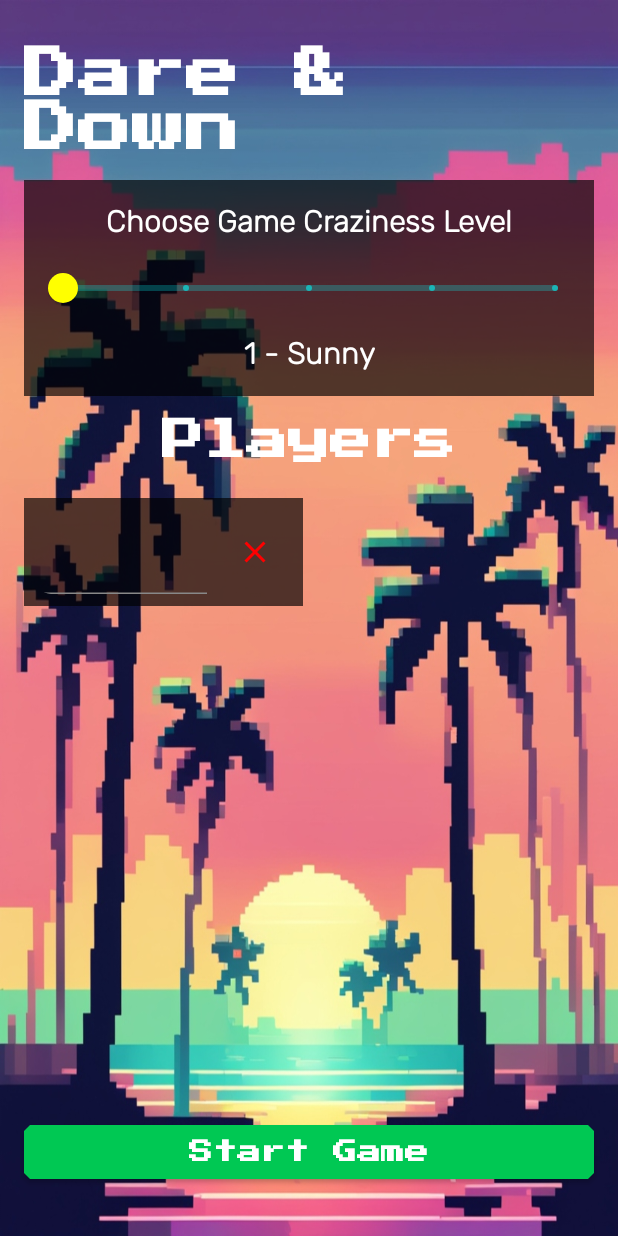
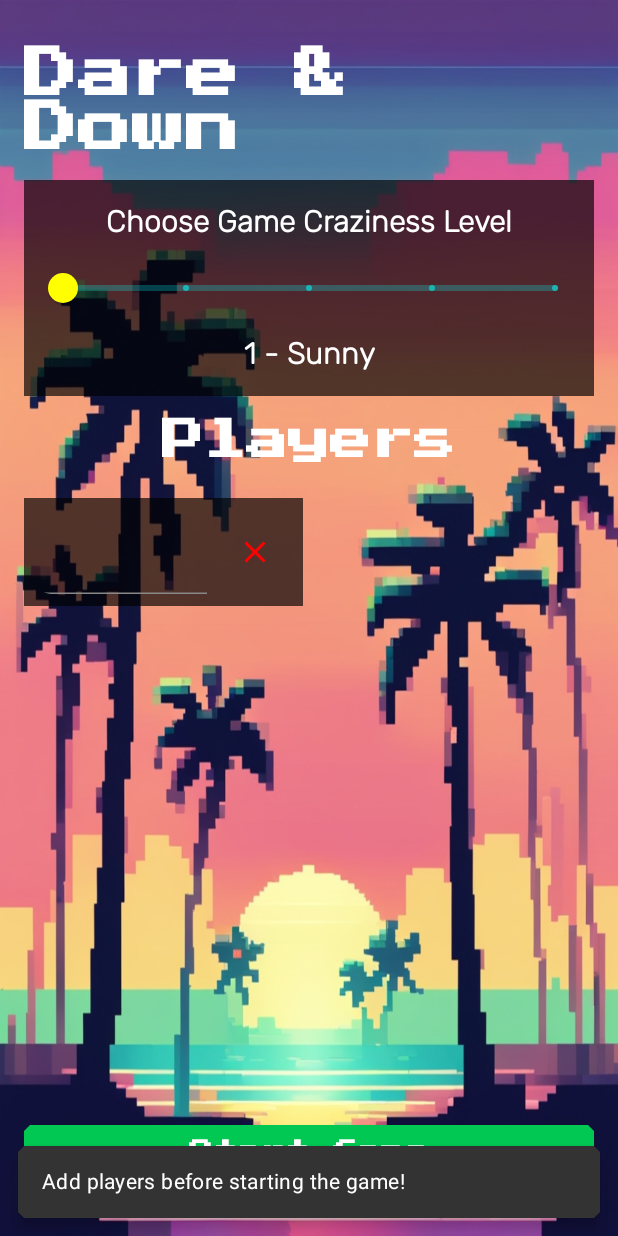
Before and after one commit to robertdraganoiu/DrinkingAcademySpinoff, an Android app built with Jetpack Compose: the screen it shows after launch (MainActivity), after a tap on "Add Player", on a phone screen of 412 x 824 dp. Run offline under Robolectric (Android 15) with nearby library versions, the phone set to English and light mode, and no system bars; our stand-ins replace Dagger/Hilt's generated code; 1 other tap on this screen came first.

Commit message:
Make slider step properly

```diff
--- a/androidApp/src/main/java/com/hack/drinkingacademy/android/MainActivity.kt
+++ b/androidApp/src/main/java/com/hack/drinkingacademy/android/MainActivity.kt
@@ -116,7 +116,7 @@ class MainActivity : ComponentActivity() {
                         }
                         composable(route = "game/{players}/{difficulty}", arguments = listOf(
                             navArgument("players") { type = NavType.StringType },
-                            navArgument("difficulty") { type = NavType.FloatType }
+                            navArgument("difficulty") { type = NavType.IntType }
                         )) {
                             GameScreen(navController = navController)
                         }
--- a/androidApp/src/main/java/com/hack/drinkingacademy/android/game/GameViewModel.kt
+++ b/androidApp/src/main/java/com/hack/drinkingacademy/android/game/GameViewModel.kt
@@ -25,7 +25,7 @@ class GameViewModel @Inject constructor(
 
     init {
         val players: List<String> = savedStateHandle.get<String>("players")?.fromJson() ?: emptyList()
-        val difficulty = savedStateHandle.get<Float>("difficulty")
+        val difficulty = savedStateHandle.get<Int>("difficulty")
 
         when {
             players.isNullOrEmpty() -> {
@@ -44,7 +44,7 @@ class GameViewModel @Inject constructor(
         }
     }
 
-    private fun loadGameCards(players: List<String>, difficulty: Float) {
+    private fun loadGameCards(players: List<String>, difficulty: Int) {
         Log.d("GameViewModel", "$players, $difficulty")
         viewModelScope.launch {
             _gameState.value = GameState.Loading
@@ -52,7 +52,7 @@ class GameViewModel @Inject constructor(
             try {
                 val gameCards = GameCreationUtils.createGameFromCardsAndPlayers(
                     gameDataSource.getRandomCards(
-                        difficulty.toInt(),
+                        difficulty,
                         GameCreationUtils.computeGameSize(players.size)
                     ), players
                 )
--- a/androidApp/src/main/java/com/hack/drinkingacademy/android/player_select/CrazinessLevelSlider.kt
+++ b/androidApp/src/main/java/com/hack/drinkingacademy/android/player_select/CrazinessLevelSlider.kt
@@ -18,9 +18,10 @@ import androidx.compose.ui.text.font.FontWeight
 import androidx.compose.ui.unit.dp
 import androidx.compose.ui.unit.sp
 import com.hack.drinkingacademy.android.R
+import kotlin.math.roundToInt
 
 @Composable
-fun CrazinessLevelSlider(crazinessLevel: Float, onValueChange: (Float) -> Unit) {
+fun CrazinessLevelSlider(crazinessLevel: Int, onValueChange: (Int) -> Unit) {
     Column(
         horizontalAlignment = Alignment.CenterHorizontally,
         modifier = Modifier
@@ -37,8 +38,10 @@ fun CrazinessLevelSlider(crazinessLevel: Float, onValueChange: (Float) -> Unit)
             color = Color.White // Brighter text for readability
         )
         Slider(
-            value = crazinessLevel,
-            onValueChange = onValueChange,
+            value = crazinessLevel.toFloat(),
+            onValueChange = { newValue ->
+                onValueChange(newValue.roundToInt()) // Round the value to the nearest integer
+            },
             valueRange = 1f..5f,
             steps = 3,
             colors = SliderDefaults.colors(
--- a/androidApp/src/main/java/com/hack/drinkingacademy/android/player_select/PlayerSelectScreen.kt
+++ b/androidApp/src/main/java/com/hack/drinkingacademy/android/player_select/PlayerSelectScreen.kt
@@ -12,12 +12,15 @@ import androidx.compose.foundation.layout.padding
 import androidx.compose.foundation.lazy.grid.GridCells
 import androidx.compose.foundation.lazy.grid.LazyVerticalGrid
 import androidx.compose.material.Button
+import androidx.compose.material.SnackbarHost
+import androidx.compose.material.SnackbarHostState
 import androidx.compose.material.Text
 import androidx.compose.runtime.Composable
 import androidx.compose.runtime.collectAsState
 import androidx.compose.runtime.getValue
 import androidx.compose.runtime.mutableStateOf
 import androidx.compose.runtime.remember
+import androidx.compose.runtime.rememberCoroutineScope
 import androidx.compose.runtime.setValue
 import androidx.compose.ui.Alignment
 import androidx.compose.ui.Modifier
@@ -35,11 +38,16 @@ import androidx.hilt.navigation.compose.hiltViewModel
 import androidx.navigation.NavHostController
 import com.hack.drinkingacademy.android.R
 import com.hack.drinkingacademy.android.util.toJson
+import com.hack.drinkingacademy.common.constants.Constants
+import kotlinx.coroutines.launch
 
 @Composable
 fun PlayerSelectScreen(
     viewModel: PlayerSelectViewModel = hiltViewModel(), navController: NavHostController
 ) {
+    val snackbarHostState = remember {SnackbarHostState()}
+    val scope = rememberCoroutineScope()
+
     val players by viewModel.players.collectAsState()
     val difficulty by viewModel.difficulty.collectAsState()
     var showPlayerInputField by remember { mutableStateOf(false) }
@@ -100,6 +108,7 @@ fun PlayerSelectScreen(
                 }
 
                 // Add Player Button and TextField
+                if (players.size < Constants.MAX_PLAYERS) {
                     item {
                         if (showPlayerInputField) {
                             PlayerCard(
@@ -123,11 +132,19 @@ fun PlayerSelectScreen(
                         }
                     }
                 }
+            }
 
             // Start Game Button
             Button(
-                onClick = { navController.navigate("game/${players.toJson()}/$difficulty") },
-                modifier = Modifier
+                onClick = {
+                    if (players.isNotEmpty()) {
+                        navController.navigate("game/${players.toJson()}/$difficulty")
+                    } else {
+                        scope.launch {
+                            snackbarHostState.showSnackbar("Add players before starting the game!")
+                        }
+                    }
+                }, modifier = Modifier
                     .fillMaxWidth()
                     .padding(bottom = 16.dp)
             ) {
@@ -141,6 +158,11 @@ fun PlayerSelectScreen(
             }
         }
 
+        SnackbarHost(
+            hostState = snackbarHostState,
+            modifier = Modifier.align(Alignment.BottomCenter)
+        )
+
         // Background Image
         Image(
             painter = painterResource(id = R.drawable.background_player_select2),
--- a/androidApp/src/main/java/com/hack/drinkingacademy/android/player_select/PlayerSelectViewModel.kt
+++ b/androidApp/src/main/java/com/hack/drinkingacademy/android/player_select/PlayerSelectViewModel.kt
@@ -1,9 +1,7 @@
 package com.hack.drinkingacademy.android.player_select
 
-import android.util.Log
 import androidx.lifecycle.SavedStateHandle
 import androidx.lifecycle.ViewModel
-import com.hack.drinkingacademy.common.constants.Constants
 import dagger.hilt.android.lifecycle.HiltViewModel
 import javax.inject.Inject
 
@@ -12,17 +10,9 @@ class PlayerSelectViewModel @Inject constructor(
     private val savedStateHandle: SavedStateHandle
 ) : ViewModel() {
     val players = savedStateHandle.getStateFlow("players", emptyList<String>())
-    val difficulty = savedStateHandle.getStateFlow("difficulty", 1f)
+    val difficulty = savedStateHandle.getStateFlow("difficulty", 1)
 
     fun addPlayer(name: String) {
-        if (players.value.size == Constants.MAX_PLAYERS) {
-            // TODO Show toast when max player list is hit
-            Log.i(
-                PlayerSelectViewModel::class.simpleName,
-                "Tried to add more than ${Constants.MAX_PLAYERS} players. Aborted adding."
-            )
-            return
-        }
         savedStateHandle["players"] = players.value + name
     }
 
@@ -30,7 +20,7 @@ class PlayerSelectViewModel @Inject constructor(
         savedStateHandle["players"] = players.value.toMutableList().filter { it != name }
     }
 
-    fun setDifficulty(difficulty: Float) {
+    fun setDifficulty(difficulty: Int) {
         savedStateHandle["difficulty"] = difficulty
     }
 }
```
Lines whose indentation alone changed are shown as unchanged.
